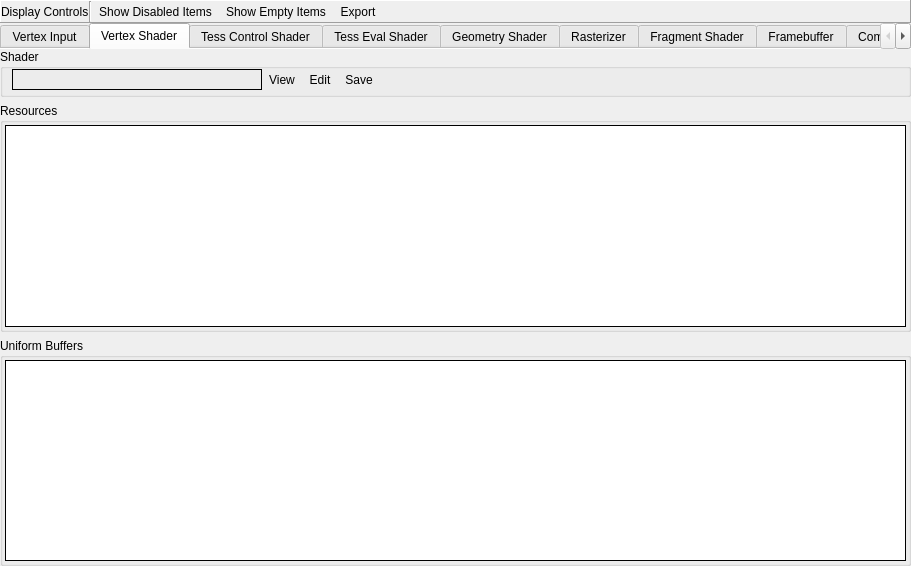
First picture: the form in qrenderdoc/Windows/PipelineState/VulkanPipelineStateViewer.ui, repository baldurk/renderdoc, before the edit.
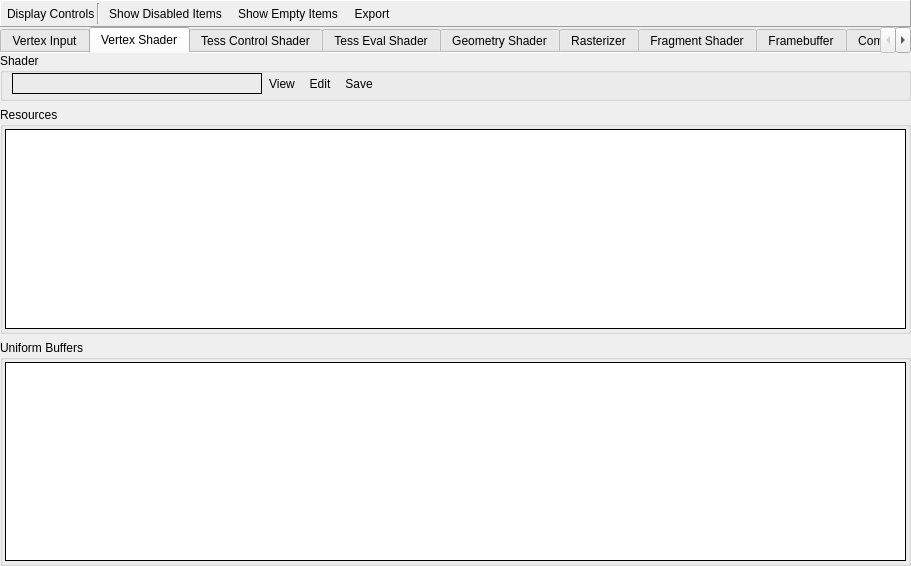
Second picture: the form after the edit. The open tabs and pages were chosen to show the change. Icons and pictures are not drawn. Custom widgets are drawn as their Qt base class.

Commit message: Fix some margins/spacings to be more consistent across the UI

The edit to the form file:
```diff
--- a/qrenderdoc/Windows/PipelineState/VulkanPipelineStateViewer.ui
+++ b/qrenderdoc/Windows/PipelineState/VulkanPipelineStateViewer.ui
@@ -36,19 +36,19 @@
      </property>
      <layout class="QHBoxLayout" name="toolbarLayout">
       <property name="spacing">
-       <number>0</number>
+       <number>2</number>
       </property>
       <property name="leftMargin">
-       <number>0</number>
+       <number>6</number>
       </property>
       <property name="topMargin">
-       <number>0</number>
+       <number>2</number>
       </property>
       <property name="rightMargin">
-       <number>0</number>
+       <number>6</number>
       </property>
       <property name="bottomMargin">
-       <number>0</number>
+       <number>2</number>
       </property>
       <item>
        <widget class="QLabel" name="controlsLabel">
@@ -615,8 +615,8 @@
            <rect>
             <x>0</x>
             <y>0</y>
-            <width>911</width>
-            <height>462</height>
+            <width>96</width>
+            <height>432</height>
            </rect>
           </property>
           <layout class="QVBoxLayout" name="verticalLayout_12">
```
Left out of the diff: 26 changed lines with no effect on the pictures. The commit also changes 4 other files.
